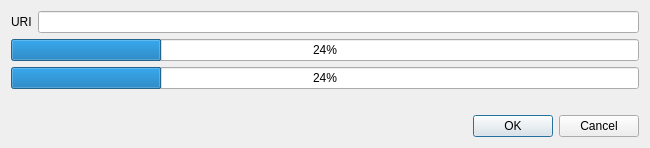
Old version of the form src/bsdd_gui/module/download/qt/Widget.ui in the repository c-mellueh/bSDD-Toolkit.
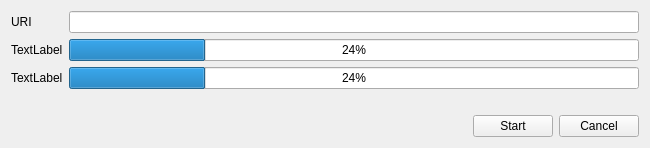
New version of the form. Custom widgets are drawn as their Qt base class.

What changed in the file:
```diff
--- a/src/bsdd_gui/module/download/qt/Widget.ui
+++ b/src/bsdd_gui/module/download/qt/Widget.ui
@@ -14,13 +14,6 @@
    <string>Form</string>
   </property>
   <layout class="QGridLayout" name="gridLayout">
-   <item row="1" column="0" colspan="2">
-    <widget class="QProgressBar" name="pb_classes">
-     <property name="value">
-      <number>24</number>
-     </property>
-    </widget>
-   </item>
    <item row="0" column="0">
     <widget class="QLabel" name="label">
      <property name="text">
@@ -28,26 +21,74 @@
      </property>
     </widget>
    </item>
+   <item row="2" column="1">
+    <widget class="QProgressBar" name="pb_properties">
+     <property name="value">
+      <number>24</number>
+     </property>
+    </widget>
+   </item>
+   <item row="1" column="1">
+    <widget class="QProgressBar" name="pb_classes">
+     <property name="value">
+      <number>24</number>
+     </property>
+     <property name="textVisible">
+      <bool>true</bool>
+     </property>
+    </widget>
+   </item>
+   <item row="2" column="0">
+    <widget class="QLabel" name="lb_properties">
+     <property name="text">
+      <string>TextLabel</string>
+     </property>
+    </widget>
+   </item>
+   <item row="1" column="0">
+    <widget class="QLabel" name="lb_classes">
+     <property name="text">
+      <string>TextLabel</string>
+     </property>
+    </widget>
+   </item>
    <item row="0" column="1">
     <widget class="QLineEdit" name="le_uri"/>
    </item>
-   <item row="2" column="0" colspan="2">
-    <widget class="QProgressBar" name="pb_properties">
-     <property name="value">
-      <number>24</number>
-     </property>
-    </widget>
-   </item>
-   <item row="4" column="0" colspan="2">
-    <widget class="QDialogButtonBox" name="buttonBox">
-     <property name="standardButtons">
-      <set>QDialogButtonBox::StandardButton::Cancel|QDialogButtonBox::StandardButton::Ok</set>
-     </property>
-    </widget>
-   </item>
    <item row="3" column="0" colspan="2">
     <widget class="FileSelector" name="fs_save_path" native="true"/>
    </item>
+   <item row="4" column="0" colspan="2">
+    <layout class="QHBoxLayout" name="horizontalLayout">
+     <item>
+      <spacer name="horizontalSpacer">
+       <property name="orientation">
+        <enum>Qt::Orientation::Horizontal</enum>
+       </property>
+       <property name="sizeHint" stdset="0">
+        <size>
+         <width>40</width>
+         <height>20</height>
+        </size>
+       </property>
+      </spacer>
+     </item>
+     <item>
+      <widget class="QPushButton" name="btn_start">
+       <property name="text">
+        <string>Start</string>
+       </property>
+      </widget>
+     </item>
+     <item>
+      <widget class="QPushButton" name="btn_cancel">
+       <property name="text">
+        <string>Cancel</string>
+       </property>
+      </widget>
+     </item>
+    </layout>
+   </item>
   </layout>
  </widget>
  <customwidgets>
```
